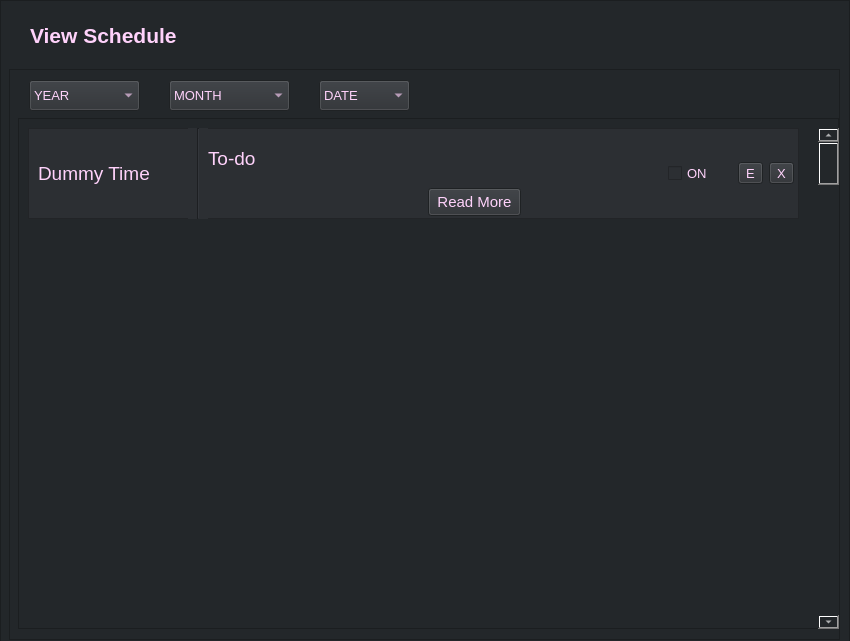
Qt form UI_files/Schedules/schedule_view_form.ui (KuroNeko717/Cue) before a commit.
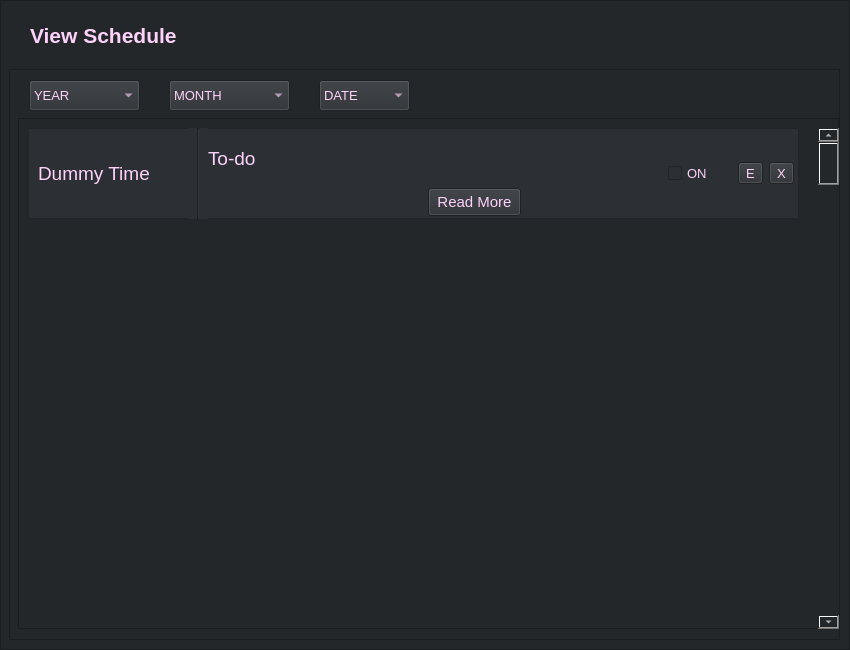
The same form after that commit.

```diff
--- a/UI_files/Schedules/schedule_view_form.ui
+++ b/UI_files/Schedules/schedule_view_form.ui
@@ -7,9 +7,21 @@
     <x>0</x>
     <y>0</y>
     <width>850</width>
-    <height>641</height>
+    <height>650</height>
    </rect>
   </property>
+  <property name="minimumSize">
+   <size>
+    <width>850</width>
+    <height>650</height>
+   </size>
+  </property>
+  <property name="maximumSize">
+   <size>
+    <width>850</width>
+    <height>650</height>
+   </size>
+  </property>
   <property name="windowTitle">
    <string>Form</string>
   </property>
```
